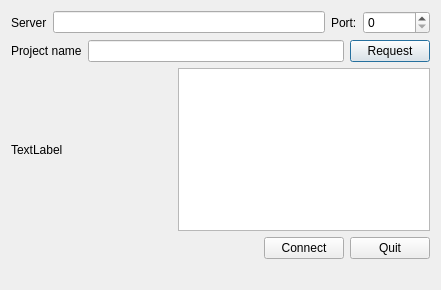
alu0101278919/OS_Project_FCheddar, file FCheddar/client.ui: the form before one commit.
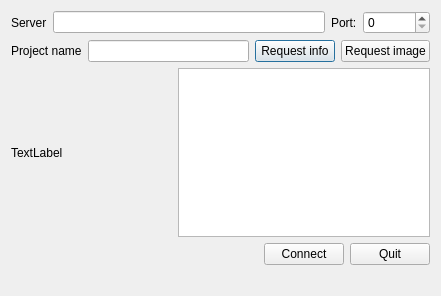
The form after the commit.

Commit message: Separating images from text in TCP

Diff of the .ui file:
```diff
--- a/FCheddar/client.ui
+++ b/FCheddar/client.ui
@@ -7,7 +7,7 @@
     <x>0</x>
     <y>0</y>
     <width>441</width>
-    <height>290</height>
+    <height>296</height>
    </rect>
   </property>
   <property name="windowTitle">
@@ -59,7 +59,14 @@
        <item>
         <widget class="QPushButton" name="requestButton">
          <property name="text">
-          <string>Request</string>
+          <string>Request info</string>
+         </property>
+        </widget>
+       </item>
+       <item>
+        <widget class="QPushButton" name="pushButton">
+         <property name="text">
+          <string>Request image</string>
          </property>
         </widget>
        </item>
```
The commit also changes 3 other files.
